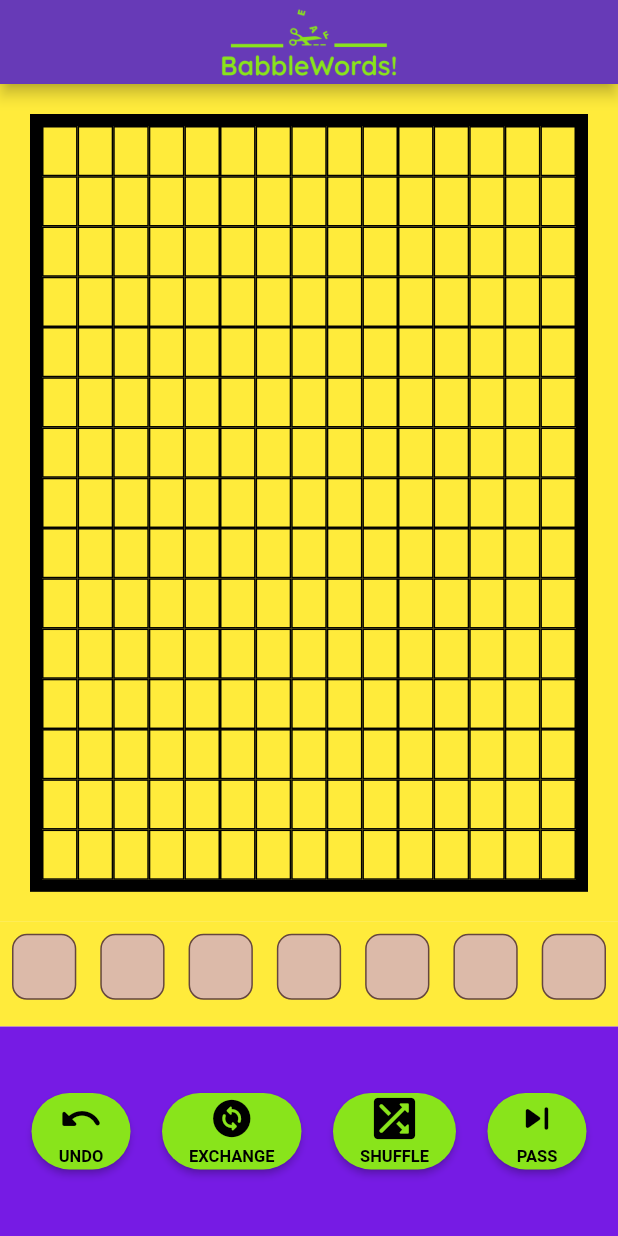
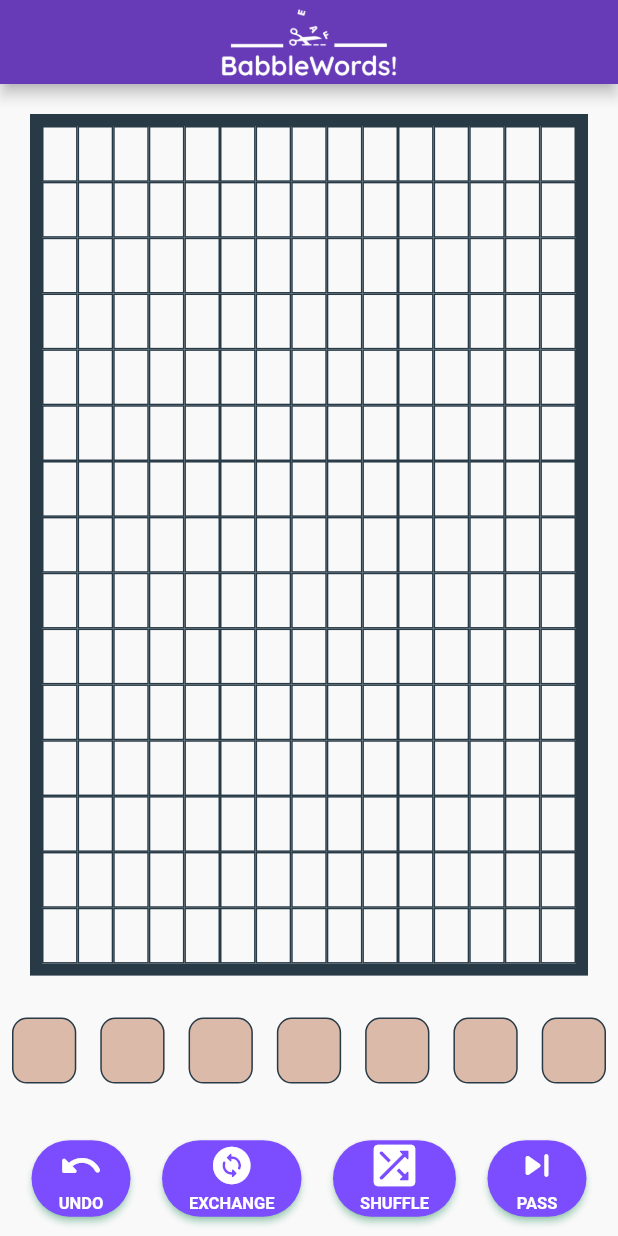
Before and after one commit to FilipJQ77/PIM, a Flutter app: the screen it shows after launch, after a tap on "Start Game", on a phone screen of 412 x 824 dp. Run offline on Flutter 3.47's test engine with Material 2 defaults, Android fonts, the phone set to English and light mode, and no system bars; our stand-ins replace flutter_svg.

Commit message:
Change colour palette in app

```diff
--- a/lib/board.dart
+++ b/lib/board.dart
@@ -8,7 +8,7 @@ final int BOARD_SIZE = 15;
 BoxDecoration myBoxDecoration() {
   return BoxDecoration(
     border: Border.all(
-      color: Colors.black,
+      color: const Color(0xFF273a46),
       width: 8,
     ),
   );
--- a/lib/board_tile.dart
+++ b/lib/board_tile.dart
@@ -3,7 +3,7 @@ import 'package:flutter/material.dart';
 BoxDecoration myBoxDecoration() {
   return BoxDecoration(
     border: Border.all(
-      color: Colors.black,
+      color: const Color(0xFF273a46),
       width: 1,
     ),
   );
--- a/lib/function_button.dart
+++ b/lib/function_button.dart
@@ -17,8 +17,9 @@ class _FunctionButtonState extends State<FunctionButton> {
       style: ElevatedButton.styleFrom(
           shape: RoundedRectangleBorder(
               borderRadius: BorderRadius.circular(30)),
-          primary: const Color(0xFF89E41B),
-          onPrimary: Colors.black),
+        primary: Colors.deepPurpleAccent,
+        onPrimary: Colors.white,
+        shadowColor: Colors.greenAccent),
       child: Column(
         mainAxisSize: MainAxisSize.min,
         children: <Widget>[
--- a/lib/hand_letter.dart
+++ b/lib/hand_letter.dart
@@ -35,7 +35,7 @@ class _HandLetterState extends State<HandLetter> {
               decoration: BoxDecoration(
                 color: const Color(0xFFDCBAA9),
                 borderRadius: BorderRadius.circular(10),
-                border: Border.all(color: const Color(0xFF65463E)),
+                border: Border.all(color: const Color(0xFF273a46)),
               ),
               child: Center(child: Text(letter)),
             ),
--- a/lib/main.dart
+++ b/lib/main.dart
@@ -29,7 +29,7 @@ class App extends StatelessWidget {
                 children: <Widget>[
                   IconButton(
                     icon: Image.asset('assets/images/BabbleHome.png',
-                        color: const Color(0xFF89E41B)),
+                        color: Colors.white),
                     onPressed: () {
                       Navigator.pop(context);
                     },
@@ -63,10 +63,10 @@ class _BoardScreenState extends State<BoardScreen> {
               children: [
                 Expanded(
                   child: Container(
-                      color: Colors.yellow,
-                      child: Padding(
-                        padding: const EdgeInsets.all(20.0),
-                        child: const Center(
+                      color: const Color(0xfffaf9fa),
+                      child: const Padding(
+                        padding: EdgeInsets.all(20.0),
+                        child: Center(
                             child: Board()
                         ),
                       )
@@ -83,7 +83,7 @@ class _BoardScreenState extends State<BoardScreen> {
               children: [
                 Expanded(
                   child: Container(
-                    color: Colors.yellow,
+                    color: const Color(0xfffaf9fa),
                     child: Row(
                       children: [
                         HandLetter(),
@@ -102,13 +102,13 @@ class _BoardScreenState extends State<BoardScreen> {
           ),
           // BUTTONS
           Expanded(
-            flex: 2,
+            flex: 1,
             child: Row(
               crossAxisAlignment: CrossAxisAlignment.stretch,
               children: [
                 Expanded(
                   child: Container(
-                    color: const Color(0xFF761be4),
+                    color: const Color(0xfffaf9fa),
                     child: Row(
                       mainAxisAlignment: MainAxisAlignment.spaceEvenly,
                       children: const [
```
